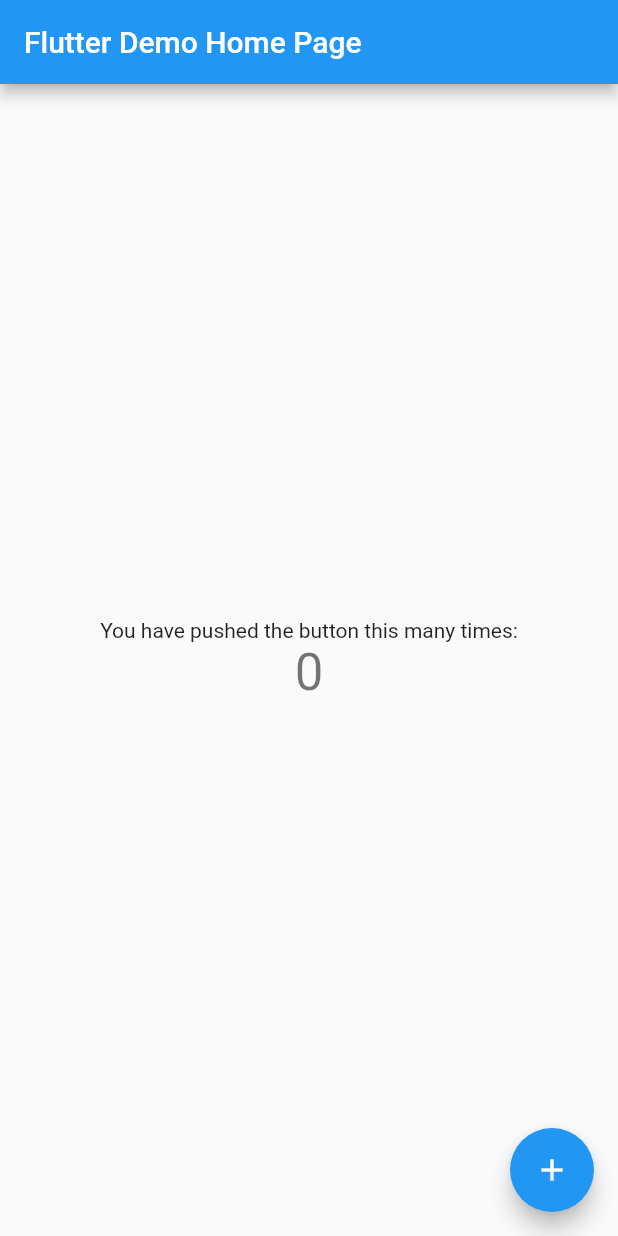
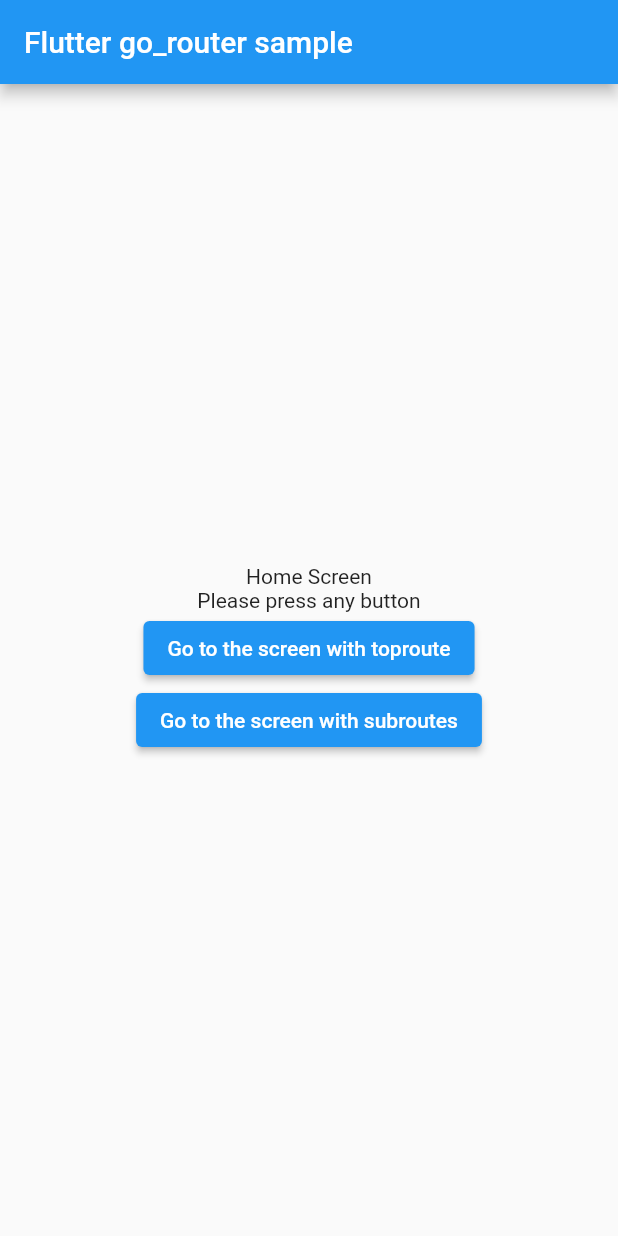
Before and after one commit to Yoshikawa-0918/flutter_go_router_sample, a Flutter app: the screen it shows after launch, on a phone screen of 412 x 824 dp. Run offline on Flutter 3.47's test engine with Material 2 defaults, Android fonts, the phone set to English and light mode, and no system bars; our stand-ins replace go_router.

Commit message:
HomeScreenの完成
ここから他の画面へのルーティングを完成させていく

```diff
--- a/lib/main.dart
+++ b/lib/main.dart
@@ -1,66 +1,64 @@
 import 'package:flutter/material.dart';
+import 'package:go_router/go_router.dart';
 
 void main() {
   runApp(const MyApp());
 }
+
+final GoRouter _router = GoRouter(
+  routes: [
+    GoRoute(
+      path: '/',
+      builder: (context, state) {
+        return const HomeScreen();
+      },
+    ),
+  ],
+);
 
 class MyApp extends StatelessWidget {
   const MyApp({super.key});
 
   @override
   Widget build(BuildContext context) {
-    return MaterialApp(
-      title: 'Flutter Demo',
-      theme: ThemeData(
-        primarySwatch: Colors.blue,
-      ),
-      home: const MyHomePage(title: 'Flutter Demo Home Page'),
+    return MaterialApp.router(
+      routerConfig: _router,
     );
   }
 }
 
-class MyHomePage extends StatefulWidget {
-  const MyHomePage({super.key, required this.title});
-  final String title;
-
-  @override
-  State<MyHomePage> createState() => _MyHomePageState();
-}
-
-class _MyHomePageState extends State<MyHomePage> {
-  int _counter = 0;
-
-  void _incrementCounter() {
-    setState(() {
-      _counter++;
-    });
-  }
+class HomeScreen extends StatelessWidget {
+  const HomeScreen({super.key});
 
   @override
   Widget build(BuildContext context) {
     return Scaffold(
       appBar: AppBar(
-        title: Text(widget.title),
+        title: const Text('Flutter go_router sample'),
       ),
       body: Center(
         child: Column(
           mainAxisAlignment: MainAxisAlignment.center,
           children: <Widget>[
             const Text(
-              'You have pushed the button this many times:',
+              'Home Screen',
             ),
-            Text(
-              '$_counter',
-              style: Theme.of(context).textTheme.headlineMedium,
+            const Text(
+              'Please press any button',
+            ),
+            //トップルートの画面に遷移する
+            ElevatedButton(
+              onPressed: () {},
+              child: const Text('Go to the screen with toproute'),
+            ),
+            //サブルート付きの画面に遷移する
+            ElevatedButton(
+              onPressed: () {},
+              child: const Text('Go to the screen with subroutes'),
             ),
           ],
         ),
       ),
-      floatingActionButton: FloatingActionButton(
-        onPressed: _incrementCounter,
-        tooltip: 'Increment',
-        child: const Icon(Icons.add),
-      ),
     );
   }
 }
--- a/pubspec.yaml
+++ b/pubspec.yaml
@@ -35,6 +35,7 @@
   # The following adds the Cupertino Icons font to your application.
   # Use with the CupertinoIcons class for iOS style icons.
   cupertino_icons: ^1.0.2
+  go_router: ^6.3.0
 
 dev_dependencies:
   flutter_test:
```
Also changed, not shown: pubspec.lock.
